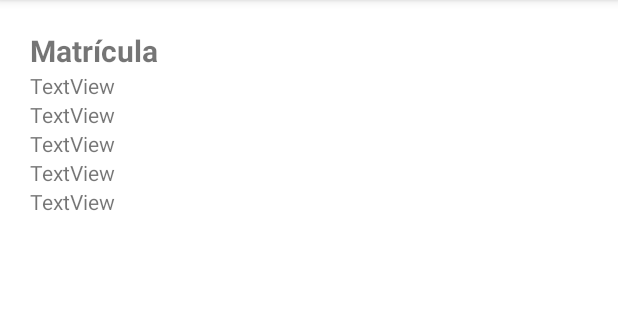
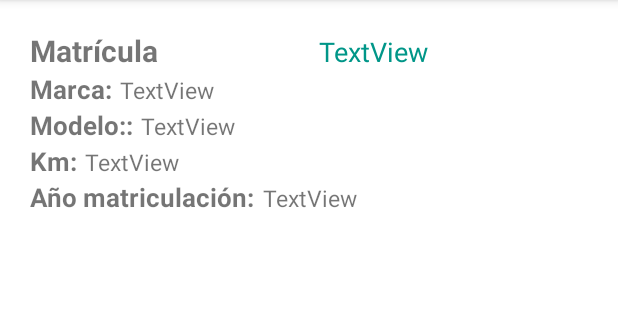
Before and after one commit to JSenen/CarControl, an Android app: the DetailCarActivity screen opened directly, with no data from a screen before it, on a phone screen of 412 x 824 dp, the part 84-404 px from its top. Run offline under Robolectric (Android 15) with nearby library versions, the phone set to English and light mode, and no system bars; our stand-ins replace Room's generated code.

Commit message:
Detallando DetailCar Activity

```diff
--- a/app/src/main/java/com/juansenen/carcontrol/DetailCarActivity.java
+++ b/app/src/main/java/com/juansenen/carcontrol/DetailCarActivity.java
@@ -45,6 +45,10 @@ public class DetailCarActivity extends AppCompatActivity {
         TextView txtkm = findViewById(R.id.txtdetail_km);
 
         txtdetregister.setText(car.getRegister());
+        txttrdmark.setText(car.getTrademark());
+        txtmodel.setText(car.getModel());
+        txtyear.setText(String.valueOf(car.getYear()));
+        txtkm.setText(String.valueOf(car.getKm()));
 
 
     }
--- a/app/src/main/res/layout/activity_details_car.xml
+++ b/app/src/main/res/layout/activity_details_car.xml
@@ -1,6 +1,7 @@
 <?xml version="1.0" encoding="utf-8"?>
 <androidx.constraintlayout.widget.ConstraintLayout xmlns:android="http://schemas.android.com/apk/res/android"
     xmlns:app="http://schemas.android.com/apk/res-auto"
+    xmlns:tools="http://schemas.android.com/tools"
     android:layout_width="match_parent"
     android:layout_height="match_parent">
 
@@ -12,6 +13,11 @@
         app:layout_constraintEnd_toEndOf="parent"
         app:layout_constraintStart_toStartOf="parent"
         app:layout_constraintTop_toTopOf="parent">
+
+        <LinearLayout
+            android:layout_width="match_parent"
+            android:layout_height="match_parent"
+            android:orientation="horizontal">
 
             <TextView
                 android:id="@+id/textView2"
@@ -25,31 +31,97 @@
                 android:id="@+id/txtdetail_register"
                 android:layout_width="match_parent"
                 android:layout_height="wrap_content"
-            android:text="TextView" />
+                android:text="TextView"
+                android:textAlignment="center"
+                android:textColor="#009688"
+                android:textSize="18dp" />
+
+        </LinearLayout>
+
+        <LinearLayout
+            android:layout_width="match_parent"
+            android:layout_height="match_parent"
+            android:orientation="horizontal">
+            <TextView
+                android:id="@+id/textView3"
+                android:layout_width="wrap_content"
+                android:layout_height="wrap_content"
+                android:text="Marca:"
+                android:textSize="17dp"
+                android:textStyle="bold" />
 
             <TextView
                 android:id="@+id/txtdetail_trdmark"
                 android:layout_width="match_parent"
                 android:layout_height="wrap_content"
-            android:text="TextView" />
+                android:layout_marginLeft="5dp"
+                android:text="TextView"
+                android:textSize="15dp" />
+        </LinearLayout>
+
+        <LinearLayout
+            android:layout_width="match_parent"
+            android:layout_height="match_parent"
+            android:orientation="horizontal">
+            <TextView
+                android:id="@+id/textView5"
+                android:layout_width="wrap_content"
+                android:layout_height="wrap_content"
+                android:text="Modelo::"
+                android:textSize="17dp"
+                android:textStyle="bold" />
 
             <TextView
                 android:id="@+id/txtdetail_model"
                 android:layout_width="match_parent"
                 android:layout_height="wrap_content"
-            android:text="TextView" />
+                android:layout_marginLeft="5dp"
+                android:text="TextView"
+                android:textSize="15dp" />
+        </LinearLayout>
+
+        <LinearLayout
+            android:layout_width="match_parent"
+            android:layout_height="match_parent"
+            android:orientation="horizontal">
+            <TextView
+                android:id="@+id/textView6"
+                android:layout_width="wrap_content"
+                android:layout_height="wrap_content"
+                android:text="Km:"
+                android:textSize="17dp"
+                android:textStyle="bold" />
+
+            <TextView
+                android:id="@+id/txtdetail_km"
+                android:layout_width="match_parent"
+                android:layout_height="wrap_content"
+                android:layout_marginLeft="5dp"
+                android:text="TextView"
+                android:textSize="15dp" />
+
+        </LinearLayout>
+
+        <LinearLayout
+            android:layout_width="match_parent"
+            android:layout_height="match_parent"
+            android:orientation="horizontal">
+            <TextView
+                android:id="@+id/textView7"
+                android:layout_width="wrap_content"
+                android:layout_height="wrap_content"
+                android:text="Año matriculación:"
+                android:textSize="17dp"
+                android:textStyle="bold" />
 
             <TextView
                 android:id="@+id/txtdetail_year"
                 android:layout_width="match_parent"
                 android:layout_height="wrap_content"
-            android:text="TextView" />
-
-        <TextView
-            android:id="@+id/txtdetail_km"
-            android:layout_width="match_parent"
-            android:layout_height="wrap_content"
-            android:text="TextView" />
+                android:layout_marginLeft="5dp"
+                android:text="TextView"
+                android:textSize="15dp" />
+        </LinearLayout>
 
     </LinearLayout>
 </androidx.constraintlayout.widget.ConstraintLayout>
```
Lines whose indentation alone changed are shown as unchanged.
